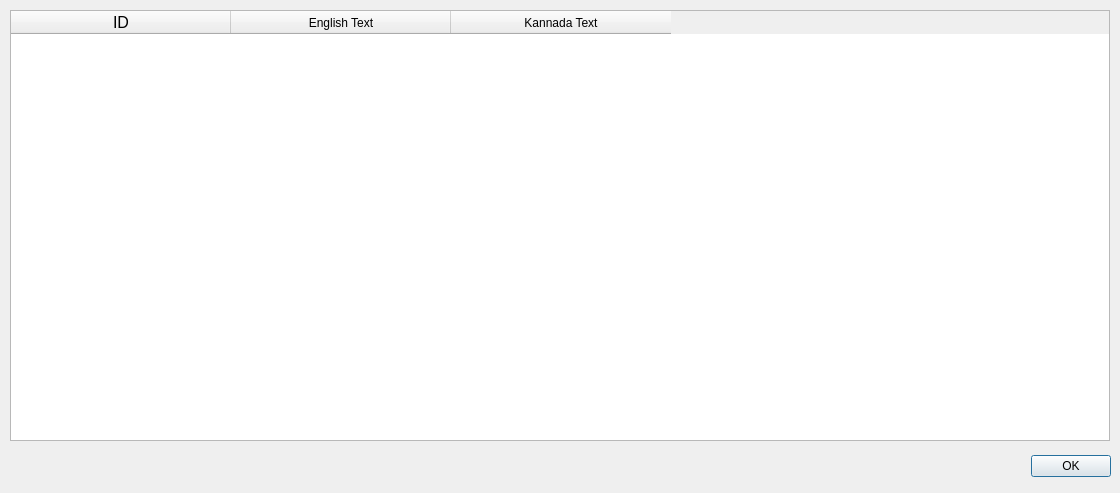
Before: the Qt Designer form App/ui/TraDB.ui in shashankrnr32/KannadaTTS-Application, drawn with Qt 5.
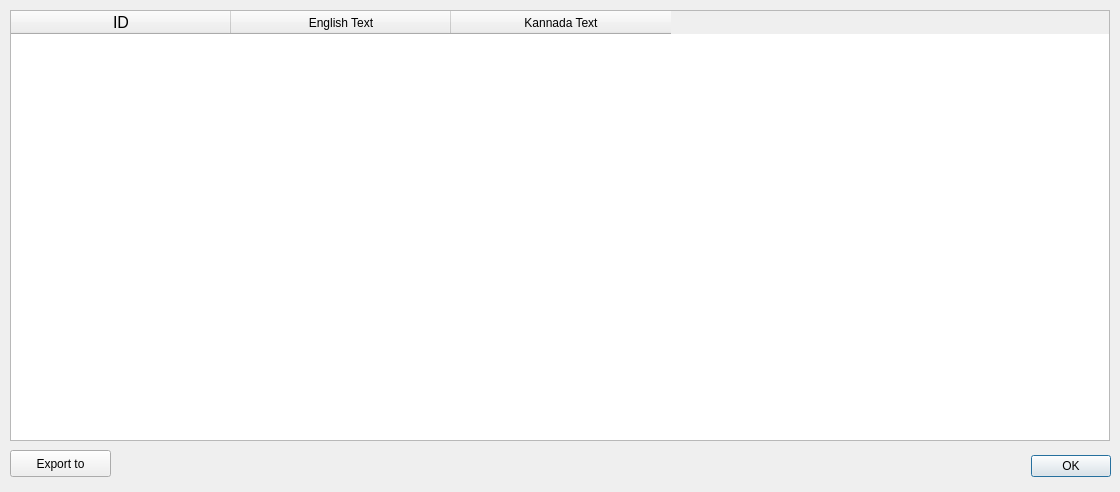
After: the same form once the commit is applied.

What changed in the file:
```diff
--- a/App/ui/TraDB.ui
+++ b/App/ui/TraDB.ui
@@ -7,7 +7,7 @@
     <x>0</x>
     <y>0</y>
     <width>1120</width>
-    <height>493</height>
+    <height>492</height>
    </rect>
   </property>
   <property name="windowTitle">
@@ -16,9 +16,9 @@
   <widget class="QDialogButtonBox" name="buttonBox">
    <property name="geometry">
     <rect>
-     <x>30</x>
+     <x>10</x>
      <y>450</y>
-     <width>1081</width>
+     <width>1101</width>
      <height>32</height>
     </rect>
    </property>
@@ -125,6 +125,19 @@
     </property>
    </column>
   </widget>
+  <widget class="QPushButton" name="export_button">
+   <property name="geometry">
+    <rect>
+     <x>10</x>
+     <y>450</y>
+     <width>101</width>
+     <height>27</height>
+    </rect>
+   </property>
+   <property name="text">
+    <string>Export to</string>
+   </property>
+  </widget>
  </widget>
  <resources/>
  <connections>
```
